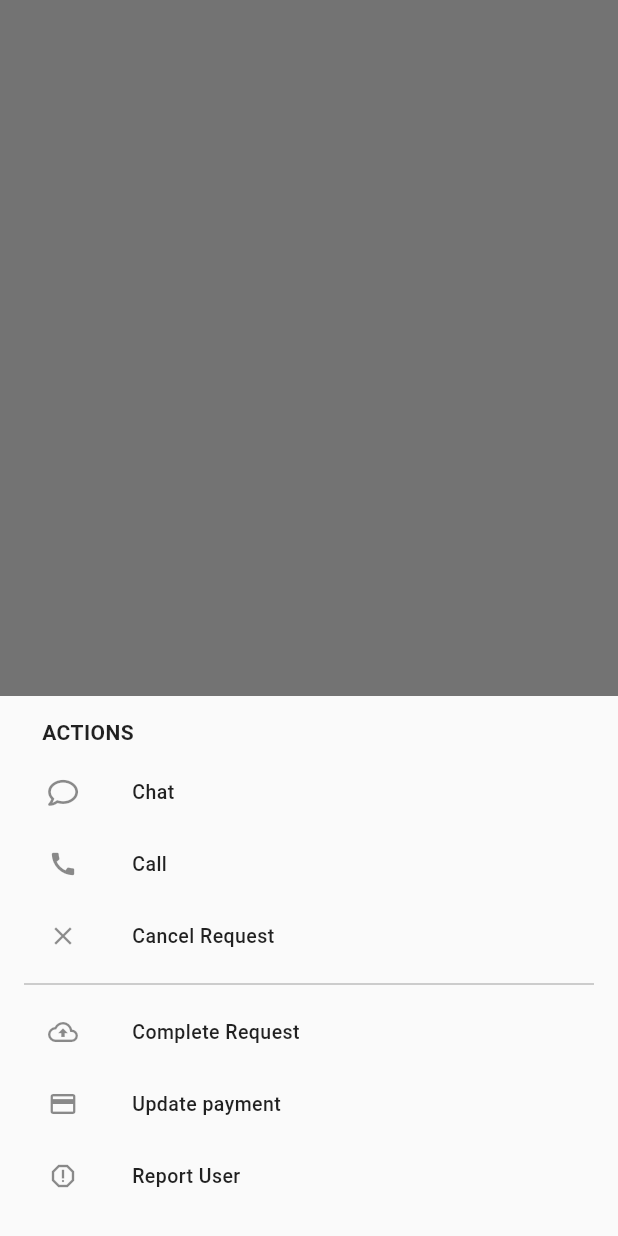
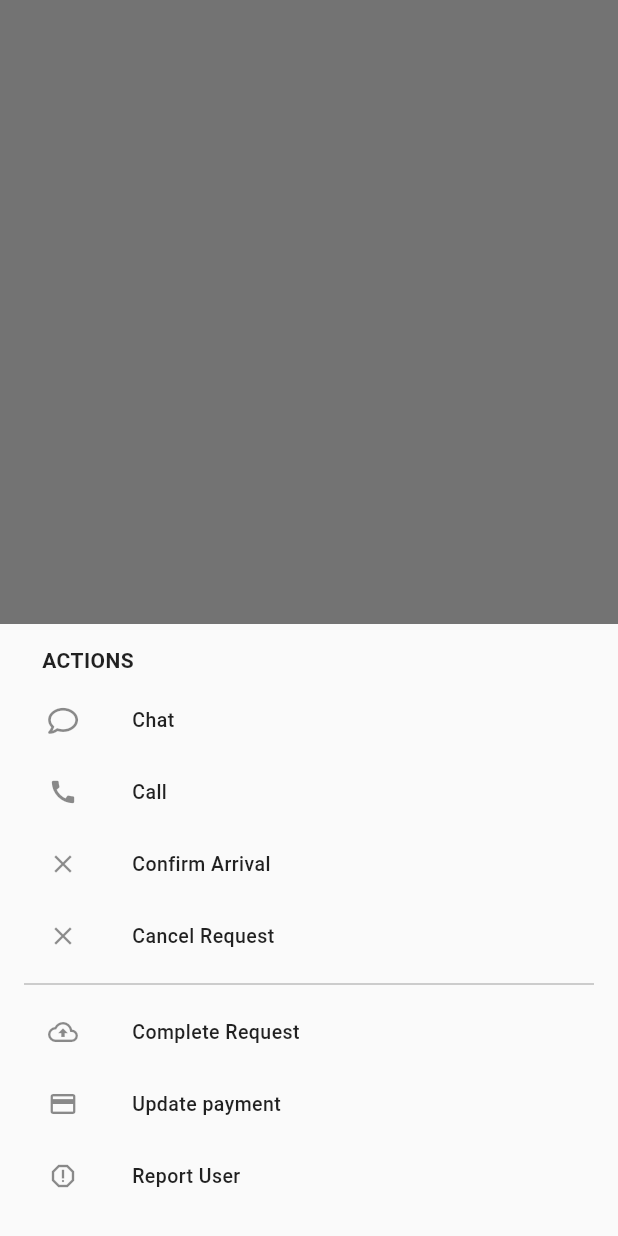
Before and after one commit to reubendeekay/AutoonnecttMech, a Flutter app: what actionSheet() shows on an empty page, opened directly with empty values, on a phone screen of 412 x 824 dp. Run offline on Flutter 3.47's test engine with Material 2 defaults, Android fonts, the light colour scheme and no system bars; our stand-ins replace cached_network_image, carousel_slider, cloud_firestore, file_picker, firebase_auth, firebase_core and 16 more; missing offline and left inert: android_intent_plus, flutter_beautiful_popup, flutter_phone_direct_caller, google_map_polyline_new, marker_icon, media_picker_widget and 2 more; accounts and stored records are empty.

Commit message:
action sheet

```diff
--- a/lib/home/actions_sheet.dart
+++ b/lib/home/actions_sheet.dart
@@ -111,6 +111,23 @@ void actionSheet(BuildContext context, RequestModel request) {
                     size: 20,
                   ),
                   onTap: () async {
+                    await Provider.of<MechanicProvider>(context, listen: false)
+                        .arrived(request);
+                    Navigator.of(context).pop();
+                  },
+                  title: const Text(
+                    "Confirm Arrival",
+                    style: (TextStyle(
+                        letterSpacing: 0.3, fontWeight: FontWeight.w500)),
+                  ),
+                ),
+                ListTile(
+                  dense: true,
+                  leading: const Icon(
+                    Icons.close,
+                    size: 20,
+                  ),
+                  onTap: () async {
                     Navigator.of(context).pop();
                     Provider.of<MechanicProvider>(context, listen: false)
                         .cancelRequest(request);
```
Also changed, not shown: lib/providers/mechanic_provider.dart (+37 -0 lines).
